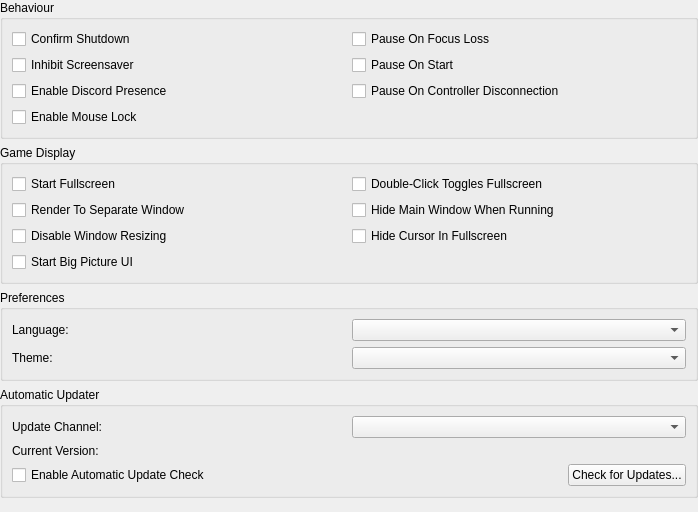
Before: the Qt Designer form pcsx2-qt/Settings/InterfaceSettingsWidget.ui in PCSX2/pcsx2, drawn with Qt 5.
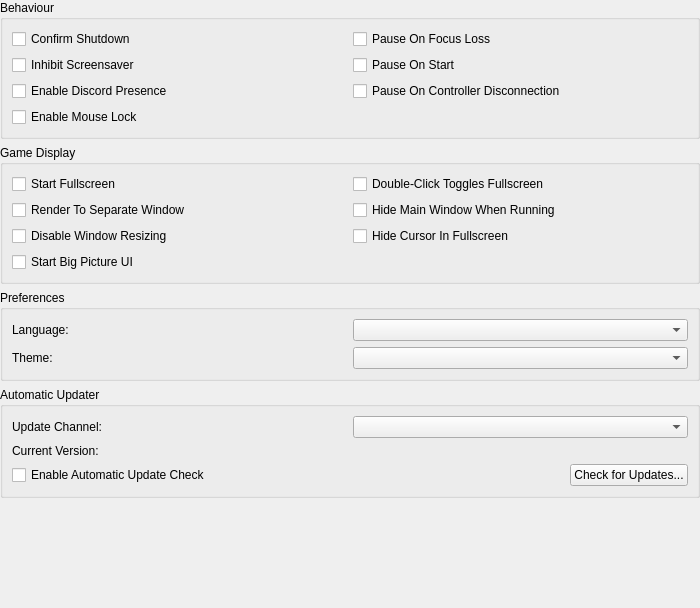
After: the same form once the commit is applied.

Commit message: Qt: Fix various settings window layout issues

Patch:
```diff
--- a/pcsx2-qt/Settings/InterfaceSettingsWidget.ui
+++ b/pcsx2-qt/Settings/InterfaceSettingsWidget.ui
@@ -6,8 +6,8 @@
    <rect>
     <x>0</x>
     <y>0</y>
-    <width>698</width>
-    <height>512</height>
+    <width>700</width>
+    <height>608</height>
    </rect>
   </property>
   <layout class="QVBoxLayout" name="verticalLayout">
@@ -227,7 +227,7 @@
      <property name="sizeHint" stdset="0">
       <size>
        <width>20</width>
-       <height>40</height>
+       <height>0</height>
       </size>
      </property>
     </spacer>
```
Left out of the diff: 2 changed lines with no effect on the pictures. Lines whose indentation alone changed are shown as unchanged. The commit also changes 31 other files.
